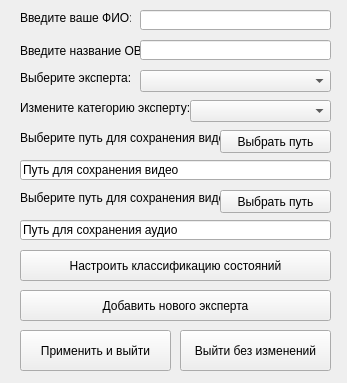
The window that Menu_leader.ui (arbuzov751/Gui_for_diplom) describes before a commit, drawn with Qt 5.
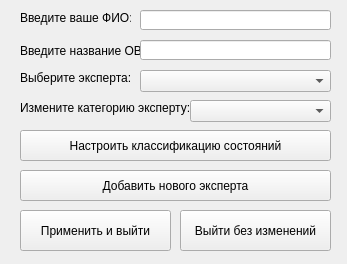
The same window after the commit.

Commit message: Remake leader

Patch:
```diff
--- a/Menu_leader.ui
+++ b/Menu_leader.ui
@@ -7,19 +7,19 @@
     <x>0</x>
     <y>0</y>
     <width>347</width>
-    <height>383</height>
+    <height>264</height>
    </rect>
   </property>
   <property name="minimumSize">
    <size>
     <width>347</width>
-    <height>383</height>
+    <height>264</height>
    </size>
   </property>
   <property name="maximumSize">
    <size>
     <width>347</width>
-    <height>383</height>
+    <height>264</height>
    </size>
   </property>
   <property name="windowTitle">
@@ -62,84 +62,6 @@
      <string>Выберите эксперта:</string>
     </property>
    </widget>
-   <widget class="QLineEdit" name="lineEdit_path_to_save_video">
-    <property name="geometry">
-     <rect>
-      <x>20</x>
-      <y>160</y>
-      <width>311</width>
-      <height>20</height>
-     </rect>
-    </property>
-    <property name="text">
-     <string>Путь для сохранения видео</string>
-    </property>
-   </widget>
-   <widget class="QLabel" name="label_path_to_save_video">
-    <property name="geometry">
-     <rect>
-      <x>20</x>
-      <y>130</y>
-      <width>201</width>
-      <height>16</height>
-     </rect>
-    </property>
-    <property name="text">
-     <string>Выберите путь для сохранения видео:</string>
-    </property>
-   </widget>
-   <widget class="QPushButton" name="pushButton_path_to_save_video">
-    <property name="geometry">
-     <rect>
-      <x>220</x>
-      <y>130</y>
-      <width>111</width>
-      <height>23</height>
-     </rect>
-    </property>
-    <property name="text">
-     <string>Выбрать путь</string>
-    </property>
-   </widget>
-   <widget class="QLabel" name="label_path_to_save_audio">
-    <property name="geometry">
-     <rect>
-      <x>20</x>
-      <y>190</y>
-      <width>201</width>
-      <height>16</height>
-     </rect>
-    </property>
-    <property name="text">
-     <string>Выберите путь для сохранения видео:</string>
-    </property>
-   </widget>
-   <widget class="QLineEdit" name="lineEdit_path_to_save_audio">
-    <property name="geometry">
-     <rect>
-      <x>20</x>
-      <y>220</y>
-      <width>311</width>
-      <height>20</height>
-     </rect>
-    </property>
-    <property name="text">
-     <string>Путь для сохранения аудио</string>
-    </property>
-   </widget>
-   <widget class="QPushButton" name="pushButton_path_to_save_audio">
-    <property name="geometry">
-     <rect>
-      <x>220</x>
-      <y>190</y>
-      <width>111</width>
-      <height>23</height>
-     </rect>
-    </property>
-    <property name="text">
-     <string>Выбрать путь</string>
-    </property>
-   </widget>
    <widget class="QLabel" name="label_expert_category">
     <property name="geometry">
      <rect>
@@ -157,7 +79,7 @@
     <property name="geometry">
      <rect>
       <x>20</x>
-      <y>250</y>
+      <y>130</y>
       <width>311</width>
       <height>31</height>
      </rect>
@@ -170,7 +92,7 @@
     <property name="geometry">
      <rect>
       <x>20</x>
-      <y>330</y>
+      <y>210</y>
       <width>151</width>
       <height>41</height>
      </rect>
@@ -183,7 +105,7 @@
     <property name="geometry">
      <rect>
       <x>180</x>
-      <y>330</y>
+      <y>210</y>
       <width>151</width>
       <height>41</height>
      </rect>
@@ -196,7 +118,7 @@
     <property name="geometry">
      <rect>
       <x>20</x>
-      <y>290</y>
+      <y>170</y>
       <width>311</width>
       <height>31</height>
      </rect>
```
